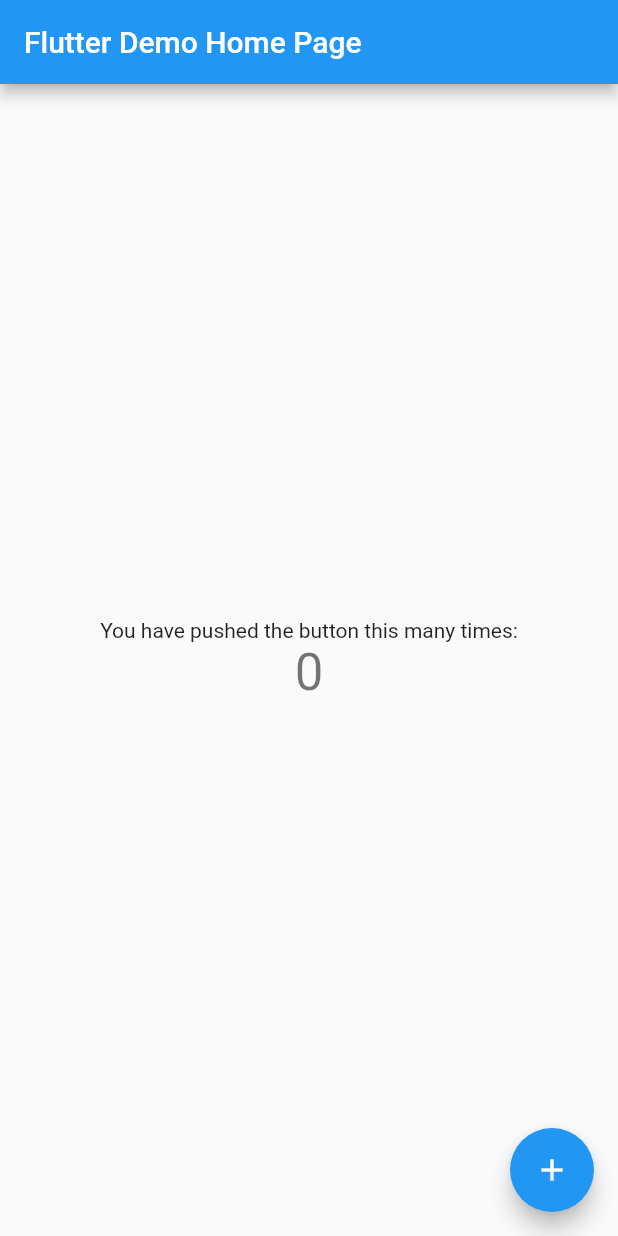
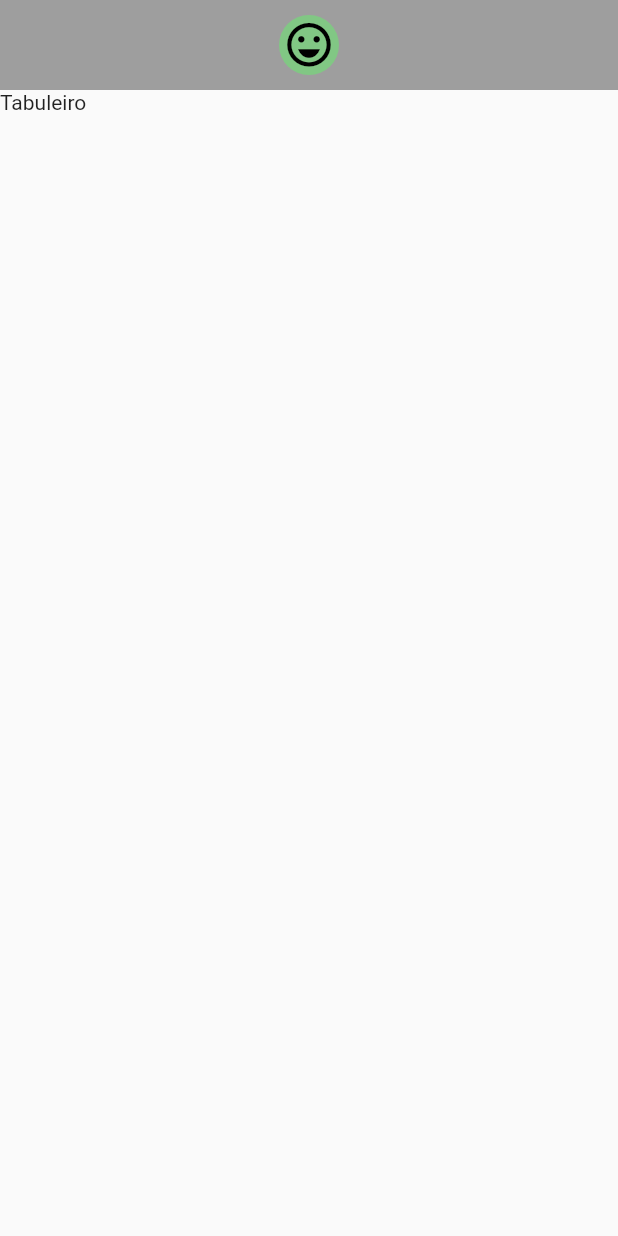
Before and after one commit to thiagothisan/minesweeper, a Flutter app: the screen it shows after launch, on a phone screen of 412 x 824 dp. Run offline on Flutter 3.47's test engine with Material 2 defaults, Android fonts, the phone set to English and light mode, and no system bars.

Commit message:
criacao do componente campo_widget

```diff
--- /dev/null
+++ b/lib/components/campo_widget.dart
@@ -0,0 +1,10 @@
+import 'package:flutter/material.dart';
+
+class CampoWidget extends StatelessWidget {
+  @override
+  Widget build(BuildContext context) {
+    return Container(
+
+    );
+  }
+}
--- /dev/null
+++ b/lib/components/resultado_widget.dart
@@ -0,0 +1,58 @@
+import 'package:flutter/material.dart';
+
+class ResultadoWidget extends StatelessWidget implements PreferredSizeWidget {
+  final bool venceu;
+  final Function onReiniciar;
+
+  ResultadoWidget({
+    @required this.venceu,
+    @required this.onReiniciar,
+  });
+
+  Color _getCor() {
+    if (venceu == null) {
+      return Colors.yellow;
+    } else if (venceu) {
+      return Colors.green[300];
+    } else {
+      return Colors.red[300];
+    }
+  }
+
+  IconData _getIcon() {
+    if (venceu == null) {
+      return Icons.sentiment_satisfied;
+    } else if (venceu) {
+      return Icons.sentiment_very_satisfied;
+    } else {
+      return Icons.sentiment_very_dissatisfied;
+    }
+  }
+
+  @override
+  Widget build(BuildContext context) {
+    return Container(
+      color: Colors.grey,
+      child: SafeArea(
+        child: Container(
+          padding: EdgeInsets.all(10),
+          child: CircleAvatar(
+            backgroundColor: _getCor(),
+            child: IconButton(
+              padding: EdgeInsets.all(0),
+              icon: Icon(
+                _getIcon(),
+                color: Colors.black,
+                size: 35,
+              ),
+              onPressed: onReiniciar,
+            ),
+          ),
+        ),
+      ),
+    );
+  }
+
+  @override
+  Size get preferredSize => Size.fromHeight(120);
+}
--- a/lib/main.dart
+++ b/lib/main.dart
@@ -1,111 +1,4 @@
 import 'package:flutter/material.dart';
+import 'package:minesweeper/screens/campo_minado_app.dart';
 
-void main() => runApp(MyApp());
-
-class MyApp extends StatelessWidget {
-  // This widget is the root of your application.
-  @override
-  Widget build(BuildContext context) {
-    return MaterialApp(
-      title: 'Flutter Demo',
-      theme: ThemeData(
-        // This is the theme of your application.
-        //
-        // Try running your application with "flutter run". You'll see the
-        // application has a blue toolbar. Then, without quitting the app, try
-        // changing the primarySwatch below to Colors.green and then invoke
-        // "hot reload" (press "r" in the console where you ran "flutter run",
-        // or simply save your changes to "hot reload" in a Flutter IDE).
-        // Notice that the counter didn't reset back to zero; the application
-        // is not restarted.
-        primarySwatch: Colors.blue,
-      ),
-      home: MyHomePage(title: 'Flutter Demo Home Page'),
-    );
-  }
-}
-
-class MyHomePage extends StatefulWidget {
-  MyHomePage({Key key, this.title}) : super(key: key);
-
-  // This widget is the home page of your application. It is stateful, meaning
-  // that it has a State object (defined below) that contains fields that affect
-  // how it looks.
-
-  // This class is the configuration for the state. It holds the values (in this
-  // case the title) provided by the parent (in this case the App widget) and
-  // used by the build method of the State. Fields in a Widget subclass are
-  // always marked "final".
-
-  final String title;
-
-  @override
-  _MyHomePageState createState() => _MyHomePageState();
-}
-
-class _MyHomePageState extends State<MyHomePage> {
-  int _counter = 0;
-
-  void _incrementCounter() {
-    setState(() {
-      // This call to setState tells the Flutter framework that something has
-      // changed in this State, which causes it to rerun the build method below
-      // so that the display can reflect the updated values. If we changed
-      // _counter without calling setState(), then the build method would not be
-      // called again, and so nothing would appear to happen.
-      _counter++;
-    });
-  }
-
-  @override
-  Widget build(BuildContext context) {
-    // This method is rerun every time setState is called, for instance as done
-    // by the _incrementCounter method above.
-    //
-    // The Flutter framework has been optimized to make rerunning build methods
-    // fast, so that you can just rebuild anything that needs updating rather
-    // than having to individually change instances of widgets.
-    return Scaffold(
-      appBar: AppBar(
-        // Here we take the value from the MyHomePage object that was created by
-        // the App.build method, and use it to set our appbar title.
-        title: Text(widget.title),
-      ),
-      body: Center(
-        // Center is a layout widget. It takes a single child and positions it
-        // in the middle of the parent.
-        child: Column(
-          // Column is also a layout widget. It takes a list of children and
-          // arranges them vertically. By default, it sizes itself to fit its
-          // children horizontally, and tries to be as tall as its parent.
-          //
-          // Invoke "debug painting" (press "p" in the console, choose the
-          // "Toggle Debug Paint" action from the Flutter Inspector in Android
-          // Studio, or the "Toggle Debug Paint" command in Visual Studio Code)
-          // to see the wireframe for each widget.
-          //
-          // Column has various properties to control how it sizes itself and
-          // how it positions its children. Here we use mainAxisAlignment to
-          // center the children vertically; the main axis here is the vertical
-          // axis because Columns are vertical (the cross axis would be
-          // horizontal).
-          mainAxisAlignment: MainAxisAlignment.center,
-          children: <Widget>[
-            Text(
-              'You have pushed the button this many times:',
-            ),
-            Text(
-              '$_counter',
-              style: Theme.of(context).textTheme.display1,
-            ),
-          ],
-        ),
-      ),
-      floatingActionButton: FloatingActionButton(
-        onPressed: _incrementCounter,
-        tooltip: 'Increment',
-        child: Icon(Icons.add),
-      ), // This trailing comma makes auto-formatting nicer for build methods.
-    );
-  }
-}
+void main() => runApp(CampoMinadoApp());
--- a/lib/screens/campo_minado_app.dart
+++ b/lib/screens/campo_minado_app.dart
@@ -0,0 +1,24 @@
+import 'package:flutter/material.dart';
+import 'package:minesweeper/components/resultado_widget.dart';
+
+class CampoMinadoApp extends StatelessWidget {
+
+  _reiniciar(){
+    print('reiniciar...');
+  }
+
+  @override
+  Widget build(BuildContext context) {
+    return MaterialApp(
+      home: Scaffold(
+        appBar:ResultadoWidget(
+          venceu: true,
+          onReiniciar: _reiniciar,
+        ),
+        body: Container(
+          child: Text('Tabuleiro'),
+        ),
+      ),
+    );
+  }
+}
```
Also changed, not shown: pubspec.yaml (+14 -2 lines), assets/images/aberto_0.jpeg (added), assets/images/aberto_1.jpeg (added), assets/images/aberto_2.jpeg (added), assets/images/aberto_3.jpeg (added), assets/images/aberto_4.jpeg (added), assets/images/aberto_5.jpeg (added), assets/images/aberto_6.jpeg (added), assets/images/aberto_7.jpeg (added), assets/images/aberto_8.jpeg (added), assets/images/bandeira.jpeg (added), assets/images/bomba_0.jpeg (added), assets/images/bomba_1.jpeg (added), assets/images/fechado.jpeg (added), 1 other file.
